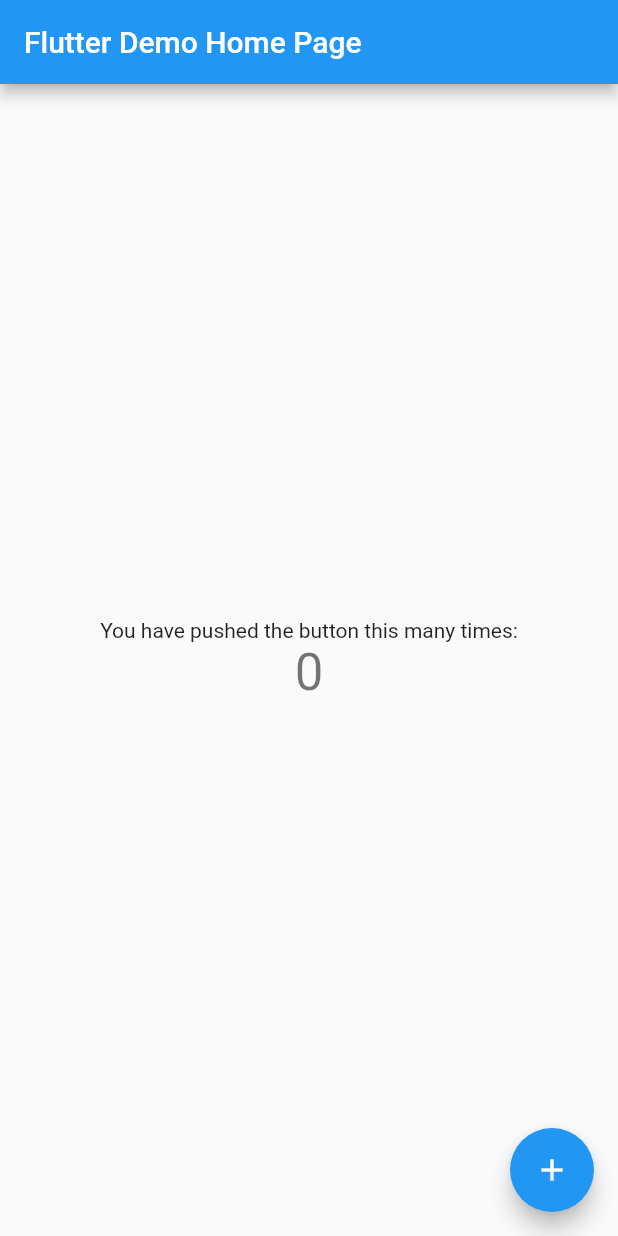
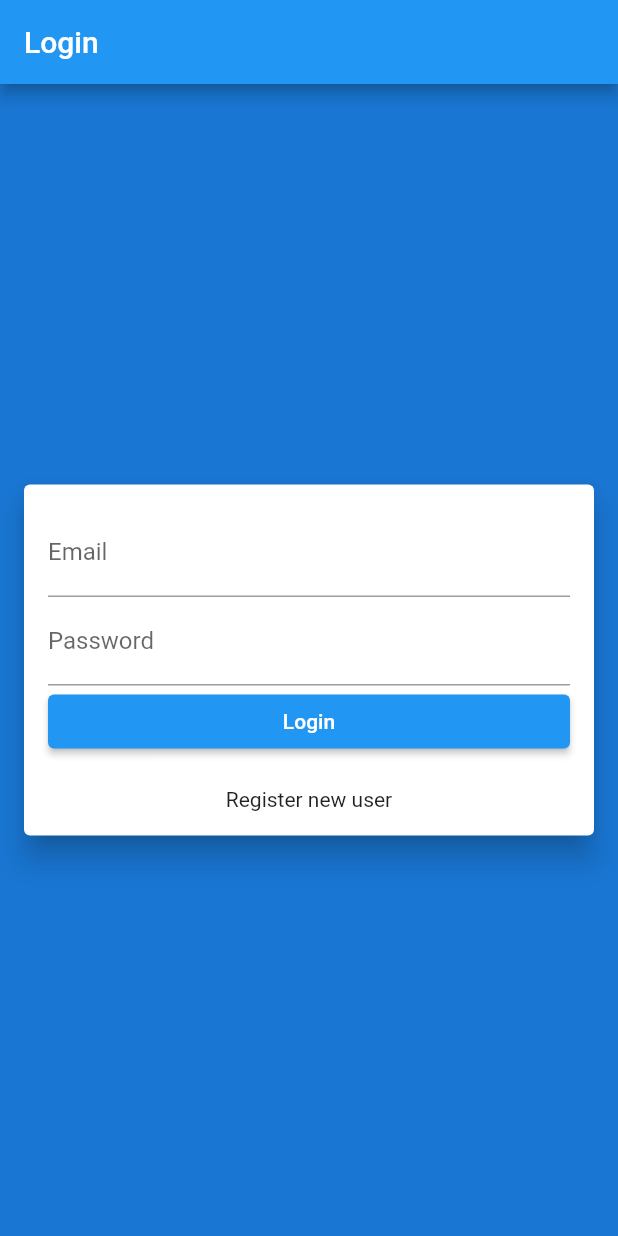
Before and after one commit to florianbussmann/laravel-example-with-flutter, a Flutter app: the screen it shows after launch, on a phone screen of 412 x 824 dp. Run offline on Flutter 3.47's test engine with Material 2 defaults, Android fonts, the phone set to English and light mode, and no system bars.

Commit message:
✨ NEW: App screens

```diff
--- a/flutter_application/lib/main.dart
+++ b/flutter_application/lib/main.dart
@@ -1,4 +1,7 @@
 import 'package:flutter/material.dart';
+import 'package:flutter_application/screens/categories.dart';
+import 'package:flutter_application/screens/login.dart';
+import 'package:flutter_application/screens/register.dart';
 
 void main() {
   runApp(const MyApp());
@@ -20,96 +23,14 @@ class MyApp extends StatelessWidget {
         // changing the primarySwatch below to Colors.green and then invoke
         // "hot reload" (press "r" in the console where you ran "flutter run",
         // or simply save your changes to "hot reload" in a Flutter IDE).
-        // Notice that the counter didn't reset back to zero; the application
-        // is not restarted.
         primarySwatch: Colors.blue,
       ),
-      home: const MyHomePage(title: 'Flutter Demo Home Page'),
+      home: Login(),
+      routes: {
+        '/login': (context) => Login(),
+        '/register': (context) => Register(),
+        '/categories': (context) => Categories(),
+      },
     );
   }
 }
-
-class MyHomePage extends StatefulWidget {
-  const MyHomePage({Key? key, required this.title}) : super(key: key);
-
-  // This widget is the home page of your application. It is stateful, meaning
-  // that it has a State object (defined below) that contains fields that affect
-  // how it looks.
-
-  // This class is the configuration for the state. It holds the values (in this
-  // case the title) provided by the parent (in this case the App widget) and
-  // used by the build method of the State. Fields in a Widget subclass are
-  // always marked "final".
-
-  final String title;
-
-  @override
-  State<MyHomePage> createState() => _MyHomePageState();
-}
-
-class _MyHomePageState extends State<MyHomePage> {
-  int _counter = 0;
-
-  void _incrementCounter() {
-    setState(() {
-      // This call to setState tells the Flutter framework that something has
-      // changed in this State, which causes it to rerun the build method below
-      // so that the display can reflect the updated values. If we changed
-      // _counter without calling setState(), then the build method would not be
-      // called again, and so nothing would appear to happen.
-      _counter++;
-    });
-  }
-
-  @override
-  Widget build(BuildContext context) {
-    // This method is rerun every time setState is called, for instance as done
-    // by the _incrementCounter method above.
-    //
-    // The Flutter framework has been optimized to make rerunning build methods
-    // fast, so that you can just rebuild anything that needs updating rather
-    // than having to individually change instances of widgets.
-    return Scaffold(
-      appBar: AppBar(
-        // Here we take the value from the MyHomePage object that was created by
-        // the App.build method, and use it to set our appbar title.
-        title: Text(widget.title),
-      ),
-      body: Center(
-        // Center is a layout widget. It takes a single child and positions it
-        // in the middle of the parent.
-        child: Column(
-          // Column is also a layout widget. It takes a list of children and
-          // arranges them vertically. By default, it sizes itself to fit its
-          // children horizontally, and tries to be as tall as its parent.
-          //
-          // Invoke "debug painting" (press "p" in the console, choose the
-          // "Toggle Debug Paint" action from the Flutter Inspector in Android
-          // Studio, or the "Toggle Debug Paint" command in Visual Studio Code)
-          // to see the wireframe for each widget.
-          //
-          // Column has various properties to control how it sizes itself and
-          // how it positions its children. Here we use mainAxisAlignment to
-          // center the children vertically; the main axis here is the vertical
-          // axis because Columns are vertical (the cross axis would be
-          // horizontal).
-          mainAxisAlignment: MainAxisAlignment.center,
-          children: <Widget>[
-            const Text(
-              'You have pushed the button this many times:',
-            ),
-            Text(
-              '$_counter',
-              style: Theme.of(context).textTheme.headline4,
-            ),
-          ],
-        ),
-      ),
-      floatingActionButton: FloatingActionButton(
-        onPressed: _incrementCounter,
-        tooltip: 'Increment',
-        child: const Icon(Icons.add),
-      ), // This trailing comma makes auto-formatting nicer for build methods.
-    );
-  }
-}
--- /dev/null
+++ b/flutter_application/lib/screens/login.dart
@@ -0,0 +1,64 @@
+import 'package:flutter/material.dart';
+
+class Login extends StatelessWidget {
+  @override
+  Widget build(BuildContext context) {
+    return Scaffold(
+      appBar: AppBar(
+        title: const Text("Login"),
+      ),
+      body: Container(
+        color: Theme.of(context).primaryColorDark,
+        child: Column(
+          // Column has various properties to control how it sizes itself and
+          // how it positions its children. Here we use mainAxisAlignment to
+          // center the children vertically; the main axis here is the vertical
+          // axis because Columns are vertical (the cross axis would be
+          // horizontal).
+          mainAxisAlignment: MainAxisAlignment.center,
+          children: <Widget>[
+            Card(
+              elevation: 8,
+              margin: EdgeInsets.symmetric(horizontal: 16.0),
+              child: Padding(
+                padding: const EdgeInsets.all(16.0),
+                child: Column(
+                  children: <Widget>[
+                    const TextField(
+                      keyboardType: TextInputType.emailAddress,
+                      decoration: InputDecoration(
+                        labelText: 'Email',
+                      ),
+                    ),
+                    const TextField(
+                      keyboardType: TextInputType.visiblePassword,
+                      decoration: InputDecoration(
+                        labelText: 'Password',
+                      ),
+                    ),
+                    ElevatedButton(
+                      onPressed: () => print('Login clicked'),
+                      child: Text('Login'),
+                      style: ElevatedButton.styleFrom(
+                        minimumSize: Size(double.infinity, 36),
+                      ),
+                    ),
+                    Padding(
+                      padding: const EdgeInsets.only(top: 20.0),
+                      child: InkWell(
+                        onTap: () {
+                          Navigator.pushNamed(context, '/register');
+                        },
+                        child: Text('Register new user'),
+                      ),
+                    ),
+                  ],
+                ),
+              ),
+            ),
+          ],
+        ),
+      ),
+    );
+  }
+}
```
Also changed, not shown: flutter_application/lib/screens/categories.dart (added, +44 -0 lines), flutter_application/lib/screens/register.dart (added, +78 -0 lines).
